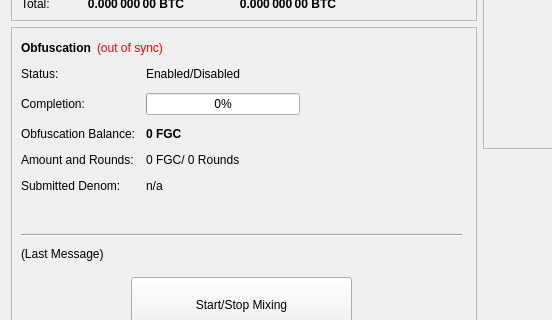
First picture: the form in src/qt/forms/overviewpage.ui, repository FantasyGold/FantasyGold-Core, before the edit; both pictures show x 0 to 552 and y 195 to 515 of the 960 by 615 pixel window.
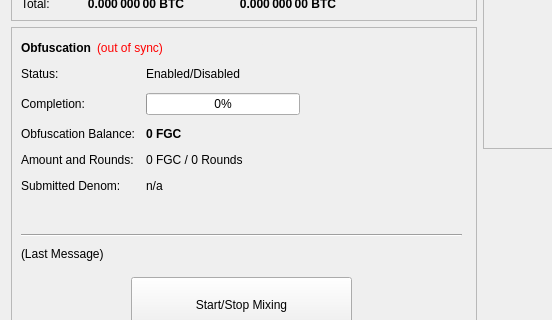
Second picture: the form after the edit.

Patch:
```diff
--- a/src/qt/forms/overviewpage.ui
+++ b/src/qt/forms/overviewpage.ui
@@ -488,7 +488,7 @@
            <item row="3" column="1">
             <widget class="QLabel" name="labelAmountRounds">
              <property name="text">
-              <string>0 FGC/ 0 Rounds</string>
+              <string>0 FGC / 0 Rounds</string>
              </property>
             </widget>
            </item>
```
